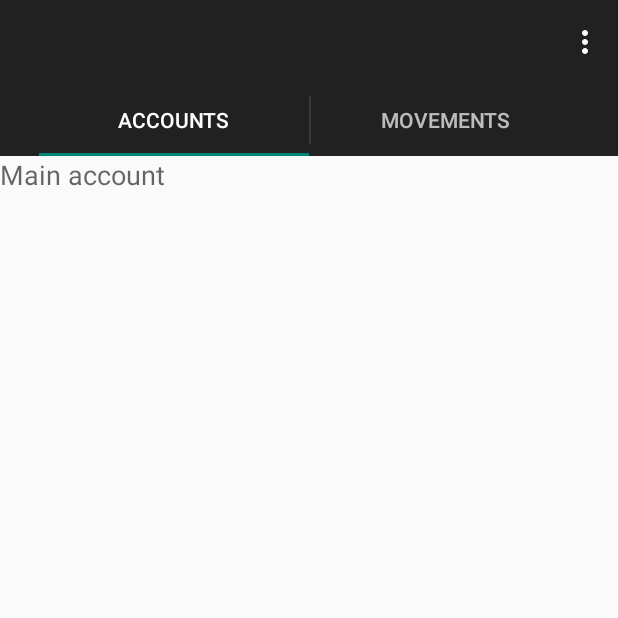
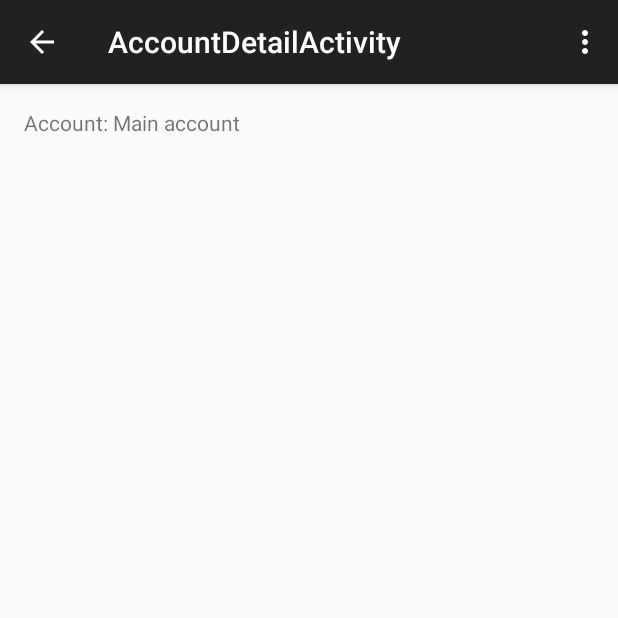
Before and after one commit to robol/PiggyBank, an Android app: the screen it shows after launch (MainActivity before the commit, AccountDetailActivity after it), after a tap on "Main account", on a phone screen of 412 x 824 dp, the top half of it. Run offline under Robolectric (Android 15) with nearby library versions, the phone set to English and light mode, and no system bars.

Commit message:
Various fixes, added a sketch of the AccountDetail view.

```diff
--- /dev/null
+++ b/app/src/main/java/it/robol/android/piggybank/AccountDetailActivity.java
@@ -0,0 +1,83 @@
+package it.robol.android.piggybank;
+
+import android.content.Intent;
+import android.support.v4.app.NavUtils;
+import android.support.v7.app.ActionBarActivity;
+import android.support.v7.app.ActionBar;
+import android.support.v4.app.Fragment;
+import android.os.Bundle;
+import android.view.LayoutInflater;
+import android.view.Menu;
+import android.view.MenuItem;
+import android.view.View;
+import android.view.ViewGroup;
+import android.os.Build;
+
+public class AccountDetailActivity extends ActionBarActivity {
+
+    @Override
+    protected void onCreate(Bundle savedInstanceState) {
+        super.onCreate(savedInstanceState);
+        setContentView(R.layout.activity_account_detail);
+
+        if (savedInstanceState == null) {
+            // Pass the extras of the bundle.
+            AccountDetailFragment accountDetailFragment = new AccountDetailFragment();
+            accountDetailFragment.setArguments(getIntent().getExtras());
+
+            getSupportFragmentManager().beginTransaction()
+                    .add(R.id.container, accountDetailFragment)
+                    .commit();
+        }
+        else {
+            getSupportFragmentManager().getFragment(savedInstanceState,
+                    AccountDetailFragment.TAG).setArguments(
+                    getIntent().getExtras());
+        }
+
+        getSupportActionBar().setDisplayHomeAsUpEnabled(true);
+    }
+
+
+    @Override
+    public boolean onCreateOptionsMenu(Menu menu) {
+        // Inflate the menu; this adds items to the action bar if it is present.
+        getMenuInflater().inflate(R.menu.account_detail, menu);
+        return true;
+    }
+
+    @Override
+    public boolean onOptionsItemSelected(MenuItem item) {
+        // Handle action bar item clicks here. The action bar will
+        // automatically handle clicks on the Home/Up button, so long
+        // as you specify a parent activity in AndroidManifest.xml.
+        int id = item.getItemId();
+        switch (id) {
+            case android.R.id.home:
+                NavUtils.navigateUpTo(this, new Intent(this, MainActivity.class));
+                return true;
+
+            case R.id.action_settings:
+                return true;
+        }
+
+        return super.onOptionsItemSelected(item);
+    }
+
+    /**
+     * A placeholder fragment containing a simple view.
+     */
+    public static class PlaceholderFragment extends Fragment {
+
+        public PlaceholderFragment() {
+        }
+
+        @Override
+        public View onCreateView(LayoutInflater inflater, ViewGroup container,
+                Bundle savedInstanceState) {
+            View rootView = inflater.inflate(R.layout.fragment_account_detail, container, false);
+            return rootView;
+        }
+    }
+
+}
--- /dev/null
+++ b/app/src/main/java/it/robol/android/piggybank/AccountDetailFragment.java
@@ -0,0 +1,46 @@
+package it.robol.android.piggybank;
+
+import android.os.Bundle;
+import android.support.v4.app.Fragment;
+import android.view.LayoutInflater;
+import android.view.View;
+import android.view.ViewGroup;
+import android.widget.TextView;
+
+import it.robol.android.piggybank.data.Account;
+import it.robol.android.piggybank.data.DataProvider;
+
+public class AccountDetailFragment extends Fragment {
+
+    public static final String TAG = "AccountDetailFragment";
+
+    public AccountDetailFragment() {}
+
+    private Account mAccount = null;
+
+    @Override
+    public View onCreateView(LayoutInflater inflater, ViewGroup group,
+                             Bundle savedInstanceState) {
+        super.onCreateView(inflater, group, savedInstanceState);
+        View view = inflater.inflate(R.layout.fragment_account_detail, null);
+
+        // Load the Account, if possible.
+        if (getArguments() != null) {
+            long id;
+            id = Long.parseLong(getArguments().getString("ID"));
+            mAccount = DataProvider.getInstance(getActivity()).
+                    getAccountsManager().getAccount(id);
+
+            loadAccountData(view);
+        }
+
+        return view;
+    }
+
+    private void loadAccountData(View view) {
+        TextView accountName = (TextView) view.findViewById(R.id.account_detail_name);
+        accountName.setText("Account: " + mAccount.name);
+    }
+
+
+}
--- a/app/src/main/java/it/robol/android/piggybank/AccountListFragment.java
+++ b/app/src/main/java/it/robol/android/piggybank/AccountListFragment.java
@@ -1,6 +1,8 @@
 package it.robol.android.piggybank;
 
 import java.lang.Class;
+
+import android.app.Activity;
 import android.os.Bundle;
 import android.util.Log;
 import android.view.View;
@@ -18,11 +20,24 @@ public class AccountListFragment extends MasterFragment {
 
 	@Override
 	public Class<?> getDetailFragmentClass() {
-		return MovementDetailFragment.class;
+		return AccountDetailFragment.class;
 	}
 
+    @Override
+    public Class<?> getDetailActivityClass() {
+        return AccountDetailActivity.class;
+    }
+
+    @Override
 	public void onListItemClick (ListView listView, View view, int position, long id) {
+        super.onListItemClick(listView, view, position, id);
 		Log.d(LOG_TAG, "Clicked on Account = " + id);
+
+        Activity activity = getActivity();
+        if (activity instanceof MasterCallbacks) {
+            MasterCallbacks cb = (MasterCallbacks) activity;
+            cb.onItemSelected(this, String.valueOf(id));
+        }
 	}
 
 }
--- a/app/src/main/java/it/robol/android/piggybank/AccountsAdapter.java
+++ b/app/src/main/java/it/robol/android/piggybank/AccountsAdapter.java
@@ -10,6 +10,7 @@ import android.view.LayoutInflater;
 import android.view.View;
 import android.view.ViewGroup;
 import android.widget.ListAdapter;
+import android.widget.ListView;
 import android.widget.TextView;
 
 public class AccountsAdapter implements ListAdapter {
@@ -65,6 +66,8 @@ public class AccountsAdapter implements ListAdapter {
 		TextView textView = (TextView) convertView.findViewById(R.id.textView);
 		textView.setText(account.name);
 
+        // final ListView listView = (ListView) parent;
+
 		return convertView;
 	}
 
@@ -85,26 +88,20 @@ public class AccountsAdapter implements ListAdapter {
 
 	@Override
 	public void registerDataSetObserver(DataSetObserver observer) {
-		// TODO Auto-generated method stub
-
 	}
 
 	@Override
 	public void unregisterDataSetObserver(DataSetObserver observer) {
-		// TODO Auto-generated method stub
-
 	}
 
 	@Override
 	public boolean areAllItemsEnabled() {
-		// TODO Auto-generated method stub
-		return false;
+		return true;
 	}
 
 	@Override
 	public boolean isEnabled(int position) {
-		// TODO Auto-generated method stub
-		return false;
+		return true;
 	}
 
 }
--- a/app/src/main/java/it/robol/android/piggybank/ListBrowserFragment.java
+++ b/app/src/main/java/it/robol/android/piggybank/ListBrowserFragment.java
@@ -16,10 +16,12 @@ public class ListBrowserFragment extends Fragment {
 	 * The serialization (saved instance state) Bundle key representing the
 	 * activated item position. Only used on tablets.
 	 */
-	private static final String STATE_SELECTED_POSITION = "selected_position";
+	public static final String STATE_SELECTED_POSITION = "selected_position";
 
-	private final static int ACCOUNTS_POSITION = 0;
-	private final static int MOVEMENTS_POSITION = 1;
+    public static final String TAG = "ListBrowserFragment";
+
+	public final static int ACCOUNTS_POSITION = 0;
+	public final static int MOVEMENTS_POSITION = 1;
 
 	private ViewPager mViewPager;
 	private TabsAdapter mTabsAdapter;
@@ -63,6 +65,10 @@ public class ListBrowserFragment extends Fragment {
 		return mainView;
 	}
 
+    public void setCurrentPosition (int position) {
+        mViewPager.setCurrentItem (position);
+    }
+
 	public void setActivateOnItemClick(boolean activated) {
 		for (int i = 0; i < mTabsAdapter.getCount(); i++) {
 			((MasterFragment) mTabsAdapter.getItem(i)).setActivateOnItemClick(activated);
--- a/app/src/main/java/it/robol/android/piggybank/MainActivity.java
+++ b/app/src/main/java/it/robol/android/piggybank/MainActivity.java
@@ -5,6 +5,7 @@ import android.os.Bundle;
 import android.support.v4.app.Fragment;
 import android.support.v7.app.ActionBar;
 import android.support.v7.app.ActionBarActivity;
+import android.util.Log;
 import android.view.Menu;
 import android.view.MenuInflater;
 import android.view.MenuItem;
@@ -21,12 +22,11 @@ import android.view.MenuItem;
  * {@link MovementListFragment} and the item details (if present) is a
  * {@link MovementDetailFragment}.
  * <p>
- * This activity also implements the required
- * {@link MovementListFragment.Callbacks} interface to listen for item
- * selections.
  */
 public class MainActivity extends ActionBarActivity implements
 		MasterCallbacks {
+
+    private static final String LOG_TAG = "MainActivity";
 
 	/**
 	 * Whether or not the activity is in two-pane mode, i.e. running on a tablet
@@ -55,45 +55,35 @@ public class MainActivity extends ActionBarActivity implements
 			// activity should be in two-pane mode.
 			mTwoPane = true;
 		}
+
+        if (savedInstanceState != null && savedInstanceState.containsKey(ListBrowserFragment.STATE_SELECTED_POSITION)) {
+            int position = savedInstanceState.getInt(ListBrowserFragment.STATE_SELECTED_POSITION);
+
+            ListBrowserFragment fragment = (ListBrowserFragment)
+                    getSupportFragmentManager().getFragment(Bundle.EMPTY, ListBrowserFragment.TAG);
+            fragment.setCurrentPosition(ListBrowserFragment.ACCOUNTS_POSITION);
+
+        }
 	}
 
 	/**
-	 * Callback method from {@link MovementListFragment.Callbacks} indicating
+	 * Callback method from {@link MasterCallbacks} indicating
 	 * that the item with the given ID was selected.
 	 */
 	@Override
-	public void onItemSelected(String id) {
-		@SuppressWarnings("rawtypes")
-		Class detailClass = MovementDetailFragment.class;
+	public void onItemSelected(MasterFragment source, String id) {
+        Log.d(LOG_TAG, "Selected id = " + id);
 
-		if (mTwoPane) {
-			// In two-pane mode, show the detail view in this activity by
-			// adding or replacing the detail fragment using a
-			// fragment transaction.
-			Bundle arguments = new Bundle();
-			arguments.putString(MovementDetailFragment.ARG_ITEM_ID, id);
-			Fragment fragment;
-
-			try {
-				fragment = (Fragment) detailClass.newInstance();
-				fragment.setArguments(arguments);
-				getSupportFragmentManager().beginTransaction()
-						.replace(R.id.movement_detail_container, fragment).commit();
-			} catch (InstantiationException e) {
-				// TODO Auto-generated catch block
-				e.printStackTrace();
-			} catch (IllegalAccessException e) {
-				// TODO Auto-generated catch block
-				e.printStackTrace();
-			}
-
-		} else {
-			// In single-pane mode, simply start the detail activity
-			// for the selected item ID.
-			Intent detailIntent = new Intent(this, detailClass);
-			detailIntent.putExtra(MovementDetailFragment.ARG_ITEM_ID, id);
-			startActivity(detailIntent);
-		}
+        if (mTwoPane) {
+            // Still to implement this
+        }
+        else {
+            Bundle extras = new Bundle();
+            extras.putString("ID", id);
+            Intent newIntent = new Intent(this, source.getDetailActivityClass());
+            newIntent.putExtras(extras);
+            startActivity(newIntent);
+        }
 	}
 
 	@Override
--- a/app/src/main/java/it/robol/android/piggybank/MasterCallbacks.java
+++ b/app/src/main/java/it/robol/android/piggybank/MasterCallbacks.java
@@ -4,11 +4,11 @@ public interface MasterCallbacks {
 	/**
 	 * Callback for when an item has been selected.
 	 */
-	public void onItemSelected(String id);
+	public void onItemSelected(MasterFragment source, String id);
 
 	public static MasterCallbacks dummyCallback = new MasterCallbacks () {
 		@Override
-		public void onItemSelected(String id) {
+		public void onItemSelected(MasterFragment source, String id) {
 		}
 	};
 }
--- a/app/src/main/java/it/robol/android/piggybank/MasterFragment.java
+++ b/app/src/main/java/it/robol/android/piggybank/MasterFragment.java
@@ -23,6 +23,11 @@ public abstract class MasterFragment extends ListFragment {
 	 * @return the class of the relative Detail Fragment.
 	 */
 	public abstract Class<?> getDetailFragmentClass();
+
+    /**
+     * @return the class of the related {@link Activity} class.
+     */
+    public abstract Class<?> getDetailActivityClass();
 
 	/**
 	 * The fragment's current callback object, which is notified of list item
--- a/app/src/main/java/it/robol/android/piggybank/MovementListFragment.java
+++ b/app/src/main/java/it/robol/android/piggybank/MovementListFragment.java
@@ -40,4 +40,9 @@ public class MovementListFragment extends MasterFragment {
 	public Class<?> getDetailFragmentClass() {
 		return MovementDetailFragment.class;
 	}
+
+    @Override
+    public Class<?> getDetailActivityClass() {
+        return MovementDetailActivity.class;
+    }
 }
--- a/app/src/main/java/it/robol/android/piggybank/NewAccountFragment.java
+++ b/app/src/main/java/it/robol/android/piggybank/NewAccountFragment.java
@@ -1,5 +1,6 @@
 package it.robol.android.piggybank;
 
+import android.app.Activity;
 import android.os.Bundle;
 import android.support.v4.app.Fragment;
 import android.util.Log;
--- a/app/src/main/res/layout/account_list_item.xml
+++ b/app/src/main/res/layout/account_list_item.xml
@@ -3,13 +3,14 @@
     android:layout_width="match_parent"
     android:layout_height="match_parent"
     android:orientation="vertical"
-    android:clickable="true" >
+    android:clickable="false" >
 
     <TextView
         android:id="@+id/textView"
         android:layout_width="wrap_content"
         android:layout_height="wrap_content"
         android:text=""
-        android:textAppearance="?android:attr/textAppearanceMedium" />
+        android:textAppearance="?android:attr/textAppearanceLarge"
+        android:padding="12dp"/>
 
 </LinearLayout>
--- /dev/null
+++ b/app/src/main/res/layout/activity_account_detail.xml
@@ -0,0 +1,7 @@
+<FrameLayout xmlns:android="http://schemas.android.com/apk/res/android"
+    xmlns:tools="http://schemas.android.com/tools"
+    android:id="@+id/container"
+    android:layout_width="match_parent"
+    android:layout_height="match_parent"
+    tools:context="it.robol.android.piggybank.AccountDetailActivity"
+    tools:ignore="MergeRootFrame" />
--- /dev/null
+++ b/app/src/main/res/layout/fragment_account_detail.xml
@@ -0,0 +1,17 @@
+<RelativeLayout xmlns:android="http://schemas.android.com/apk/res/android"
+    xmlns:tools="http://schemas.android.com/tools"
+    android:layout_width="match_parent"
+    android:layout_height="match_parent"
+    android:paddingLeft="@dimen/activity_horizontal_margin"
+    android:paddingRight="@dimen/activity_horizontal_margin"
+    android:paddingTop="@dimen/activity_vertical_margin"
+    android:paddingBottom="@dimen/activity_vertical_margin"
+    tools:context="it.robol.android.piggybank.AccountDetailActivity$PlaceholderFragment">
+
+    <TextView
+        android:id="@+id/account_detail_name"
+        android:text=""
+        android:layout_width="wrap_content"
+        android:layout_height="wrap_content" />
+
+</RelativeLayout>
--- /dev/null
+++ b/app/src/main/res/menu/account_detail.xml
@@ -0,0 +1,10 @@
+<menu xmlns:android="http://schemas.android.com/apk/res/android"
+    xmlns:app="http://schemas.android.com/apk/res-auto"
+    xmlns:tools="http://schemas.android.com/tools"
+    tools:context="it.robol.android.piggybank.AccountDetailActivity" >
+
+    <item android:id="@+id/action_settings"
+        android:title="@string/action_settings"
+        android:orderInCategory="100"
+        app:showAsAction="never" />
+</menu>
--- /dev/null
+++ b/app/src/main/res/values-w820dp/dimens.xml
@@ -0,0 +1,6 @@
+<resources>
+    <!-- Example customization of dimensions originally defined in res/values/dimens.xml
+         (such as screen margins) for screens with more than 820dp of available width. This
+         would include 7" and 10" devices in landscape (~960dp and ~1280dp respectively). -->
+    <dimen name="activity_horizontal_margin">64dp</dimen>
+</resources>
--- /dev/null
+++ b/app/src/main/res/values/dimens.xml
@@ -0,0 +1,6 @@
+<resources>
+    <!-- Default screen margins, per the Android Design guidelines. -->
+    <dimen name="activity_horizontal_margin">16dp</dimen>
+    <dimen name="activity_vertical_margin">16dp</dimen>
+
+    </resources>
--- a/app/src/main/res/values/strings.xml
+++ b/app/src/main/res/values/strings.xml
@@ -8,5 +8,10 @@
     <string name="new_account_title">Create a new Account</string>
     <string name="new_account_name">Account name: </string>
     <string name="new_account_create">Create</string>
+    <string name="new_account_name_label">Name</string>
+    <string name="new_account_description">Insert a name for the new Account that you wish to create:</string>
+    <string name="title_activity_account_detail">AccountDetailActivity</string>
+    <string name="hello_world">Hello world!</string>
+    <string name="action_settings">Settings</string>
 
 </resources>
```
Also changed, not shown: app/src/main/AndroidManifest.xml (+6 -8 lines), app/src/main/java/it/robol/android/piggybank/NewAccountActivity.java (+34 -1 lines), app/src/main/res/layout/fragment_new_account.xml (+11 -8 lines).
